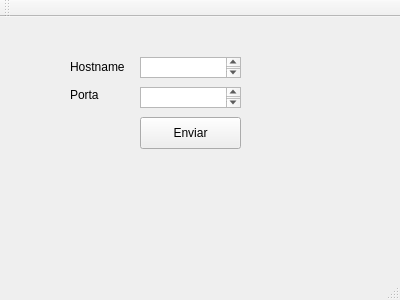
This is blackboard/blackboard.ui in rafa1um/so_6lack6oard as Qt 5 draws it before an edit. The edited form follows.
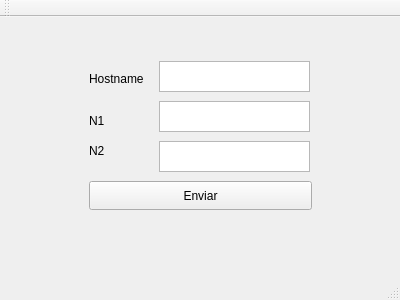
This is the edited form.

The edit to the form file:
```diff
--- a/blackboard/blackboard.ui
+++ b/blackboard/blackboard.ui
@@ -14,46 +14,54 @@
    <string>BlackBoard</string>
   </property>
   <widget class="QWidget" name="centralWidget">
-   <widget class="QPushButton" name="pushButton">
+   <widget class="QWidget" name="loginWidget" native="true">
     <property name="geometry">
      <rect>
-      <x>140</x>
-      <y>100</y>
-      <width>101</width>
-      <height>32</height>
+      <x>79</x>
+      <y>34</y>
+      <width>241</width>
+      <height>162</height>
      </rect>
     </property>
-    <property name="text">
-     <string>Enviar</string>
+    <property name="maximumSize">
+     <size>
+      <width>241</width>
+      <height>162</height>
+     </size>
     </property>
-   </widget>
    <widget class="QTextEdit" name="textEdit">
     <property name="geometry">
      <rect>
-      <x>140</x>
-      <y>40</y>
-      <width>101</width>
-      <height>21</height>
+       <x>80</x>
+       <y>10</y>
+       <width>151</width>
+       <height>31</height>
      </rect>
     </property>
    </widget>
    <widget class="QTextEdit" name="textEdit_2">
     <property name="geometry">
      <rect>
-      <x>140</x>
-      <y>70</y>
-      <width>101</width>
-      <height>21</height>
-     </rect>
-    </property>
+       <x>80</x>
+       <y>50</y>
+       <width>151</width>
+       <height>31</height>
+      </rect>
+     </property>
+     <property name="minimumSize">
+      <size>
+       <width>150</width>
+       <height>0</height>
+      </size>
+     </property>
    </widget>
    <widget class="QLabel" name="label">
     <property name="geometry">
      <rect>
-      <x>70</x>
-      <y>40</y>
+       <x>10</x>
+       <y>20</y>
       <width>61</width>
-      <height>20</height>
+       <height>16</height>
      </rect>
     </property>
     <property name="text">
@@ -63,15 +71,58 @@
    <widget class="QLabel" name="label_2">
     <property name="geometry">
      <rect>
-      <x>70</x>
-      <y>70</y>
-      <width>57</width>
-      <height>16</height>
+       <x>10</x>
+       <y>60</y>
+       <width>61</width>
+       <height>20</height>
      </rect>
     </property>
     <property name="text">
-     <string>Porta</string>
-    </property>
+      <string>N1</string>
+     </property>
+    </widget>
+    <widget class="QPushButton" name="pushButton">
+     <property name="geometry">
+      <rect>
+       <x>10</x>
+       <y>130</y>
+       <width>223</width>
+       <height>29</height>
+      </rect>
+     </property>
+     <property name="text">
+      <string>Enviar</string>
+     </property>
+    </widget>
+    <widget class="QLabel" name="label_3">
+     <property name="geometry">
+      <rect>
+       <x>10</x>
+       <y>90</y>
+       <width>61</width>
+       <height>20</height>
+      </rect>
+     </property>
+     <property name="text">
+      <string>N2</string>
+     </property>
+    </widget>
+    <widget class="QTextEdit" name="textEdit_3">
+     <property name="geometry">
+      <rect>
+       <x>80</x>
+       <y>90</y>
+       <width>151</width>
+       <height>31</height>
+      </rect>
+     </property>
+     <property name="minimumSize">
+      <size>
+       <width>150</width>
+       <height>0</height>
+      </size>
+     </property>
+    </widget>
    </widget>
   </widget>
   <widget class="QMenuBar" name="menuBar">
```
Lines whose indentation alone changed are shown as unchanged.
